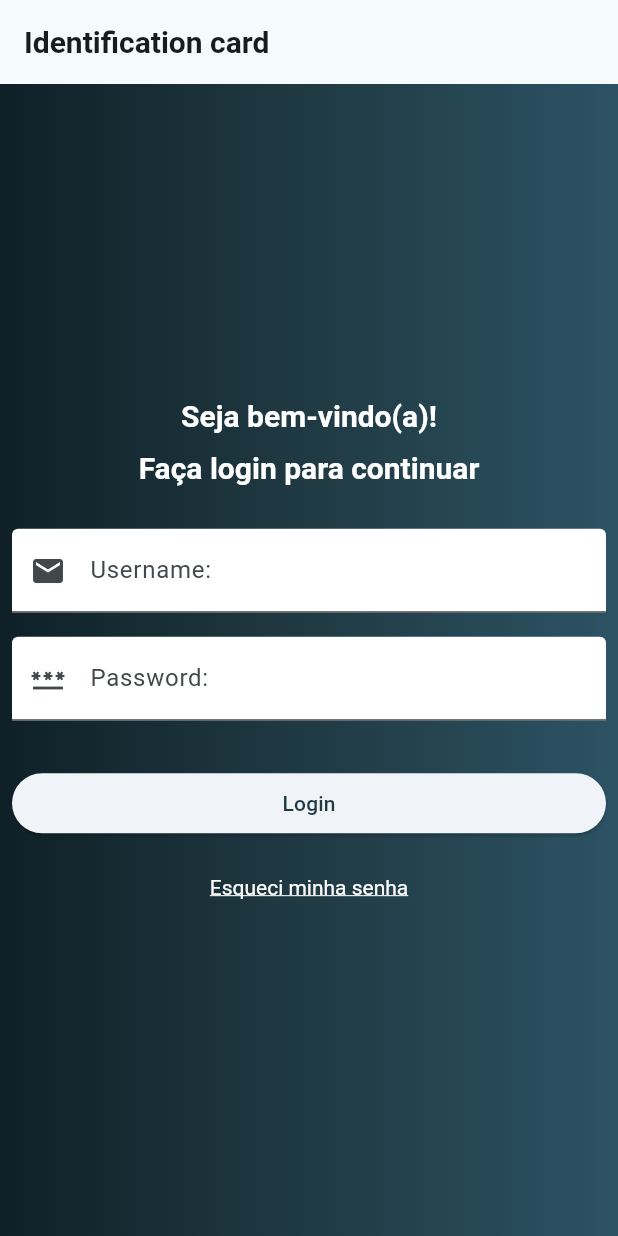
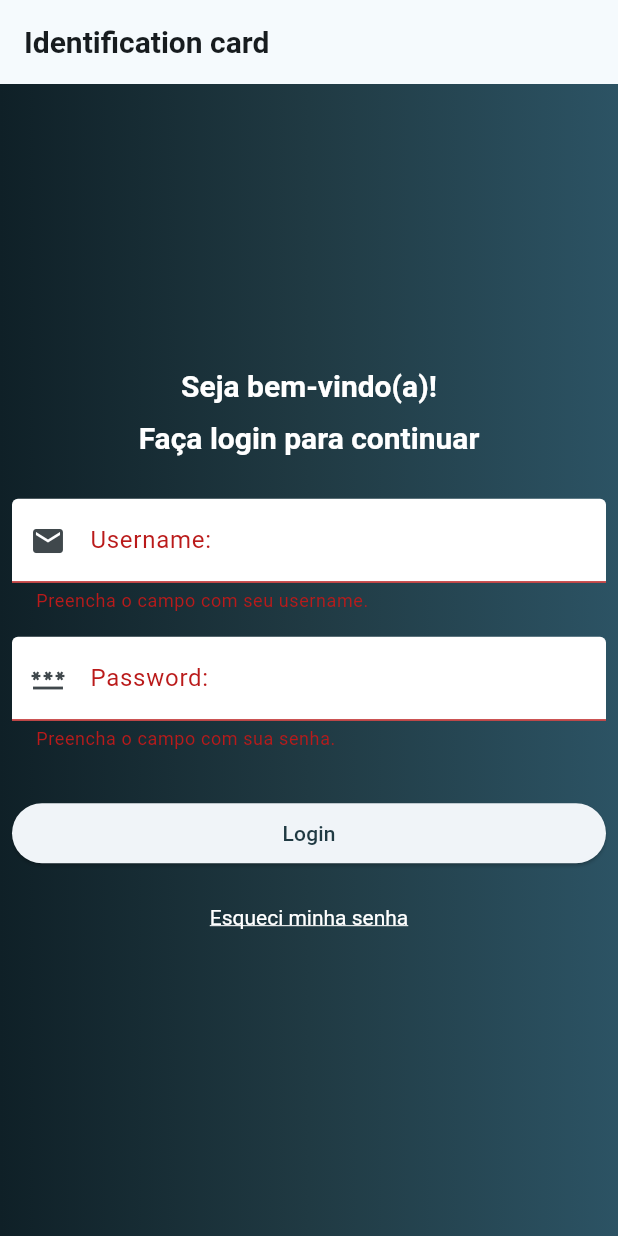
Before and after one commit to Victor-Valedev/Trilha-mobile-IdentCard, a Flutter app: the screen it shows after launch, after a tap on "Login", on a phone screen of 412 x 824 dp. Run offline on Flutter 3.47's test engine with Material 3 defaults, Android fonts, the phone set to English and light mode, and no system bars.

Commit message:
feat: valida campos que estão vazios

```diff
--- a/lib/ui/login_page.dart
+++ b/lib/ui/login_page.dart
@@ -1,4 +1,6 @@
 import 'package:flutter/material.dart';
+import 'package:trilhamobileatvd/service/client_http.dart';
+
 
 class LoginPage extends StatefulWidget {
   const LoginPage({super.key});
@@ -8,6 +10,11 @@ class LoginPage extends StatefulWidget {
 }
 
 class _LoginPageState extends State<LoginPage> {
+  final _formKey = GlobalKey<FormState>();
+  final TextEditingController usernameController = TextEditingController();
+  final TextEditingController passwordController = TextEditingController();
+  final ClientHttp clientHttp = ClientHttp();
+
   @override
   Widget build(BuildContext context) {
     return Scaffold(
@@ -19,6 +26,7 @@ class _LoginPageState extends State<LoginPage> {
           ),
         ),
         child: Form(
+          key: _formKey,
           child: Column(
             mainAxisAlignment: MainAxisAlignment.center,
             children: [
@@ -41,6 +49,13 @@ class _LoginPageState extends State<LoginPage> {
                     fillColor: Colors.white,
                     filled: true,
                   ),
+                  controller: usernameController,
+                  validator: (value) {
+                    if (value == null || value.isEmpty) {
+                      return 'Preencha o campo com seu username.';
+                    }
+                    return null;
+                  },
                 ),
               ),
               Padding(
@@ -53,6 +68,13 @@ class _LoginPageState extends State<LoginPage> {
                     filled: true,
                   ),
                   obscureText: true,
+                  controller: passwordController,
+                  validator: (value) {
+                    if (value == null || value.isEmpty) {
+                      return 'Preencha o campo com sua senha.';
+                    }
+                    return null;
+                  },
                 ),
               ),
               SizedBox(height: 15),
@@ -60,17 +82,27 @@ class _LoginPageState extends State<LoginPage> {
                 padding: const EdgeInsets.all(8.0),
                 child: SizedBox(
                   width: double.infinity,
-                  child: ElevatedButton(onPressed: () {}, child: Text('Login')),
+                  child: ElevatedButton(
+                    onPressed: () {
+                      if (_formKey.currentState!.validate()) {
+                        return;
+                      }
+                    },
+                    child: Text('Login'),
+                  ),
                 ),
               ),
               TextButton(
                 onPressed: () {
                   showDialog(
                     context: context,
-                    builder: (_) => AlertDialog(
-                      title: Text('Login de Teste'),
-                      content: Text('Username: emylys \nPassword: emylyspass'),
-                    ),
+                    builder:
+                        (_) => AlertDialog(
+                          title: Text('Login de Teste'),
+                          content: Text(
+                            'Username: emylys \nPassword: emylyspass',
+                          ),
+                        ),
                   );
                 },
                 style: TextButton.styleFrom(
```
